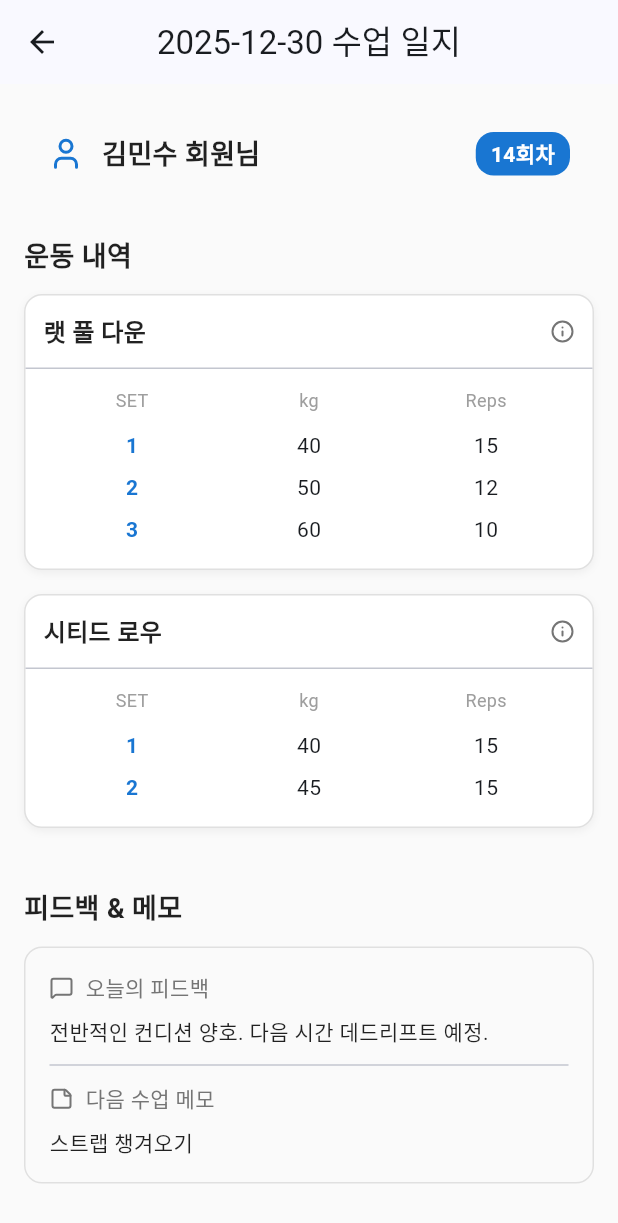
After one commit to shkch02/ptlog, a Flutter app: the WorkoutLogDetailScreen screen opened directly with sample values from the repository, on a phone screen of 412 x 824 dp. The commit adds this screen. Shown: the top 1223 px of the screen. Run offline on Flutter 3.47's test engine with Material 3 defaults, Android fonts, the phone set to English and light mode, and no system bars; our stand-ins replace flutter_riverpod, lucide_icons, table_calendar; Roboto replaces fonts that are missing (Pretendard).

Commit message:
피티 보고서 수정중 제미나이용 커미ㅏㅅ

```diff
--- a/lib/data/mock_data.dart
+++ b/lib/data/mock_data.dart
@@ -440,3 +440,37 @@ List<PaymentLog> mockPaymentLogs = [
   PaymentLog(id: 'p4', memberId: '11', date: '2025-01-02', type: 'PT결제', content: 'PT 30회 신규', amount: '1,500,000원'),
   PaymentLog(id: 'p5', memberId: '16', date: '2024-06-01', type: 'PT결제', content: 'PT 50회 신규', amount: '2,500,000원'),
 ];
+
+List<WorkoutLog> mockWorkoutLogs = [
+  WorkoutLog(
+    id: 'log_1',
+    memberId: '1', // 김민수
+    memberName: '김민수',
+    date: DateTime.now().subtract(const Duration(days: 2)).toString().split(' ')[0], // 위 스케줄 날짜와 동일하게 설정
+    sessionNumber: 14,
+    exercises: [
+      WorkoutExercise(
+        id: 'ex1',
+        name: '랫 풀 다운',
+        sets: [
+          WorkoutSet(setNumber: 1, reps: 15, weight: 40),
+          WorkoutSet(setNumber: 2, reps: 12, weight: 50),
+          WorkoutSet(setNumber: 3, reps: 10, weight: 60),
+        ],
+        notes: '견갑 움직임 좋음',
+      ),
+      WorkoutExercise(
+        id: 'ex2',
+        name: '시티드 로우',
+        sets: [
+          WorkoutSet(setNumber: 1, reps: 15, weight: 40),
+          WorkoutSet(setNumber: 2, reps: 15, weight: 45),
+        ],
+        notes: '허리 반동 주의 시킴',
+      ),
+    ],
+    overallNotes: '전반적인 컨디션 양호. 다음 시간 데드리프트 예정.',
+    reminderForNext: '스트랩 챙겨오기',
+    photos: [],
+  ),
+];
--- /dev/null
+++ b/lib/screens/workout_log_detail_screen.dart
@@ -0,0 +1,169 @@
+// lib/screens/workout_log_detail_screen.dart
+
+import 'package:flutter/material.dart';
+import 'package:lucide_icons/lucide_icons.dart';
+import 'package:ptlog/constants/app_colors.dart';
+import 'package:ptlog/constants/app_text_styles.dart';
+import '../models/workout_log.dart';
+
+class WorkoutLogDetailScreen extends StatelessWidget {
+  final WorkoutLog log;
+
+  const WorkoutLogDetailScreen({super.key, required this.log});
+
+  @override
+  Widget build(BuildContext context) {
+    return Scaffold(
+      appBar: AppBar(
+        title: Text('${log.date} 수업 일지'),
+        centerTitle: true,
+      ),
+      body: SingleChildScrollView(
+        padding: const EdgeInsets.all(16),
+        child: Column(
+          crossAxisAlignment: CrossAxisAlignment.start,
+          children: [
+            // 1. 헤더 정보
+            Container(
+              padding: const EdgeInsets.all(16),
+              decoration: BoxDecoration(
+                color: AppColors.background,
+                borderRadius: BorderRadius.circular(12),
+              ),
+              child: Row(
+                children: [
+                  const Icon(LucideIcons.user, color: AppColors.primary),
+                  const SizedBox(width: 12),
+                  Text('${log.memberName} 회원님', style: AppTextStyles.h3),
+                  const Spacer(),
+                  Container(
+                    padding: const EdgeInsets.symmetric(horizontal: 10, vertical: 4),
+                    decoration: BoxDecoration(
+                      color: AppColors.primary,
+                      borderRadius: BorderRadius.circular(12),
+                    ),
+                    child: Text(
+                      '${log.sessionNumber}회차',
+                      style: const TextStyle(color: Colors.white, fontWeight: FontWeight.bold),
+                    ),
+                  ),
+                ],
+              ),
+            ),
+            const SizedBox(height: 24),
+
+            // 2. 운동 목록
+            const Text('운동 내역', style: AppTextStyles.h3),
+            const SizedBox(height: 12),
+            ...log.exercises.map((exercise) => _buildExerciseCard(exercise)),
+
+            const SizedBox(height: 24),
+
+            // 3. 총평 및 피드백
+            const Text('피드백 & 메모', style: AppTextStyles.h3),
+            const SizedBox(height: 12),
+            Container(
+              width: double.infinity,
+              padding: const EdgeInsets.all(16),
+              decoration: BoxDecoration(
+                border: Border.all(color: AppColors.disabled),
+                borderRadius: BorderRadius.circular(12),
+              ),
+              child: Column(
+                crossAxisAlignment: CrossAxisAlignment.start,
+                children: [
+                  _buildInfoRow(LucideIcons.messageSquare, '오늘의 피드백', log.overallNotes),
+                  const Divider(height: 24),
+                  _buildInfoRow(LucideIcons.stickyNote, '다음 수업 메모', log.reminderForNext),
+                ],
+              ),
+            ),
+          ],
+        ),
+      ),
+    );
+  }
+
+  Widget _buildExerciseCard(WorkoutExercise exercise) {
+    return Container(
+      margin: const EdgeInsets.only(bottom: 16),
+      decoration: BoxDecoration(
+        color: Colors.white,
+        borderRadius: BorderRadius.circular(12),
+        border: Border.all(color: AppColors.disabled),
+        boxShadow: [
+          BoxShadow(
+            color: Colors.black.withOpacity(0.05),
+            blurRadius: 4,
+            offset: const Offset(0, 2),
+          )
+        ],
+      ),
+      child: Column(
+        crossAxisAlignment: CrossAxisAlignment.start,
+        children: [
+          // 운동 종목명
+          Padding(
+            padding: const EdgeInsets.all(12),
+            child: Row(
+              mainAxisAlignment: MainAxisAlignment.spaceBetween,
+              children: [
+                Text(exercise.name, style: AppTextStyles.subtitle1),
+                if (exercise.notes.isNotEmpty)
+                  Tooltip(
+                    message: exercise.notes,
+                    child: const Icon(LucideIcons.info, size: 16, color: AppColors.textSecondary),
+                  ),
+              ],
+            ),
+          ),
+          const Divider(height: 1),
+          // 세트 정보 테이블
+          Padding(
+            padding: const EdgeInsets.all(12),
+            child: Column(
+              children: [
+                Row(
+                  children: const [
+                    Expanded(child: Center(child: Text('SET', style: TextStyle(color: Colors.grey, fontSize: 12)))),
+                    Expanded(child: Center(child: Text('kg', style: TextStyle(color: Colors.grey, fontSize: 12)))),
+                    Expanded(child: Center(child: Text('Reps', style: TextStyle(color: Colors.grey, fontSize: 12)))),
+                  ],
+                ),
+                const SizedBox(height: 8),
+                ...exercise.sets.map((set) => Padding(
+                      padding: const EdgeInsets.symmetric(vertical: 4),
+                      child: Row(
+                        children: [
+                          Expanded(
+                              child: Center(
+                                  child: Text('${set.setNumber}',
+                                      style: const TextStyle(fontWeight: FontWeight.bold, color: AppColors.primary)))),
+                          Expanded(child: Center(child: Text('${set.weight}'))),
+                          Expanded(child: Center(child: Text('${set.reps}'))),
+                        ],
+                      ),
+                    )),
+              ],
+            ),
+          ),
+        ],
+      ),
+    );
+  }
+
+  Widget _buildInfoRow(IconData icon, String label, String value) {
+    return Column(
+      crossAxisAlignment: CrossAxisAlignment.start,
+      children: [
+        Row(children: [
+          Icon(icon, size: 16, color: AppColors.textSecondary),
+          const SizedBox(width: 8),
+          Text(label, style: AppTextStyles.subtitle2),
+        ]),
+        const SizedBox(height: 8),
+        Text(value.isEmpty ? '-' : value, style: AppTextStyles.body),
+      ],
+    );
+  }
+}
--- a/lib/widgets/member_detail_tabs/pt_sessions_tab.dart
+++ b/lib/widgets/member_detail_tabs/pt_sessions_tab.dart
@@ -17,6 +17,7 @@ class PtSessionsTab extends StatelessWidget {
       return const Center(child: Text('예약된 스케줄이 없습니다.'));
     }
     final now = DateTime.now();
+
     return ListView.builder(
       itemCount: memberSchedules.length,
       itemBuilder: (context, index) {
@@ -70,28 +71,51 @@ class PtSessionsTab extends StatelessWidget {
               ),
               OutlinedButton.icon(
                 onPressed: () {
-                  ScaffoldMessenger.of(context).showSnackBar(
-                      const SnackBar(content: Text('보고서 기능 준비중')));
+                  if (isPast) {
+                    // 1. 해당 날짜와 멤버 ID에 맞는 로그 찾기
+                    try {
+                      final log = mockWorkoutLogs.firstWhere(
+                        (l) => l.memberId == schedule.memberId && l.date == schedule.date,
+                      );
+
+                      // 2. 찾으면 상세 화면으로 이동
+                      Navigator.push(
+                        context,
+                        MaterialPageRoute(
+                          builder: (context) => WorkoutLogDetailScreen(log: log),
+                        ),
+                      );
+                    } catch (e) {
+                      // 못 찾으면 (StateError)
+                      ScaffoldMessenger.of(context).showSnackBar(
+                        const SnackBar(content: Text('작성된 운동 일지가 없습니다.')),
+                      );
+                    }
+                  } else {
+                    // 미래 일정인 경우 (수정/작성 기능 등으로 연결 가능)
+                    ScaffoldMessenger.of(context).showSnackBar(
+                      const SnackBar(content: Text('수업 완료 후 작성할 수 있습니다.')),
+                    );
+                  }
                 },
-                icon: Icon(LucideIcons.fileText,
-                    size: 14,
-                    color: isPast
-                        ? AppColors.textSecondary
-                        : AppColors.primary),
-                label: Text('운동기록',
-                    style: AppTextStyles.caption.copyWith(
-                        color: isPast
-                            ? AppColors.textSecondary
-                            : AppColors.primary)),
+                icon: Icon(
+                  LucideIcons.fileText,
+                  size: 14,
+                  color: isPast ? AppColors.primary : AppColors.textSecondary, // 완료된 건 활성화 컬러로 변경 추천
+                ),
+                label: Text(
+                  '운동기록',
+                  style: AppTextStyles.caption.copyWith(
+                    color: isPast ? AppColors.primary : AppColors.textSecondary,
+                  ),
+                ),
                 style: OutlinedButton.styleFrom(
-                  padding:
-                      const EdgeInsets.symmetric(horizontal: 12, vertical: 0),
+                  padding: const EdgeInsets.symmetric(horizontal: 12, vertical: 0),
                   minimumSize: const Size(0, 32),
                   side: BorderSide(
-                      color:
-                          isPast ? AppColors.disabledText : AppColors.primary),
-                  shape: RoundedRectangleBorder(
-                      borderRadius: BorderRadius.circular(8)),
+                    color: isPast ? AppColors.primary : AppColors.disabled,
+                  ),
+                  shape: RoundedRectangleBorder(borderRadius: BorderRadius.circular(8)),
                 ),
               ),
             ],
```
